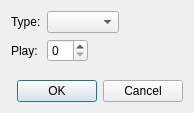
Old version of the form source/dialogs/barlinedialog.ui in the repository powertab/powertabeditor.
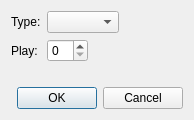
New version of the form.

Diff of the .ui file:
```diff
--- a/source/dialogs/barlinedialog.ui
+++ b/source/dialogs/barlinedialog.ui
@@ -7,7 +7,7 @@
     <x>0</x>
     <y>0</y>
     <width>194</width>
-    <height>113</height>
+    <height>120</height>
    </rect>
   </property>
   <property name="windowTitle">
```
Left out of the diff: 3 changed lines with no effect on the pictures.
